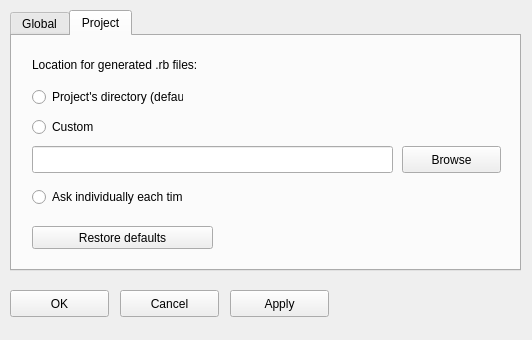
Qt form LTEsimGeneratorGUI/Ui/settings.ui (moniss23/junit4) before a commit.
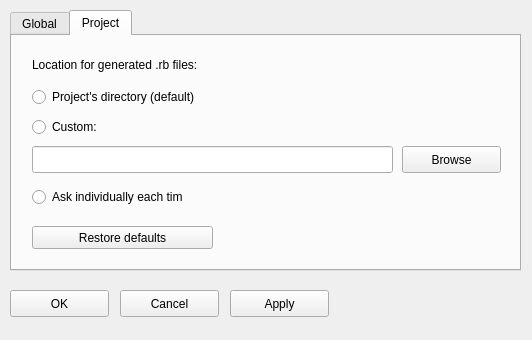
The same form after that commit.

Commit message: Renamed UI controlls in Settings class/window.

Patch:
```diff
--- a/LTEsimGeneratorGUI/Ui/settings.ui
+++ b/LTEsimGeneratorGUI/Ui/settings.ui
@@ -127,7 +127,7 @@
       <rect>
        <x>20</x>
        <y>50</y>
-       <width>151</width>
+       <width>191</width>
        <height>22</height>
       </rect>
      </property>
@@ -140,7 +140,7 @@
       <rect>
        <x>20</x>
        <y>80</y>
-       <width>61</width>
+       <width>71</width>
        <height>22</height>
       </rect>
      </property>
```
Left out of the diff: 38 changed lines with no effect on the pictures. The commit also changes 2 other files.
